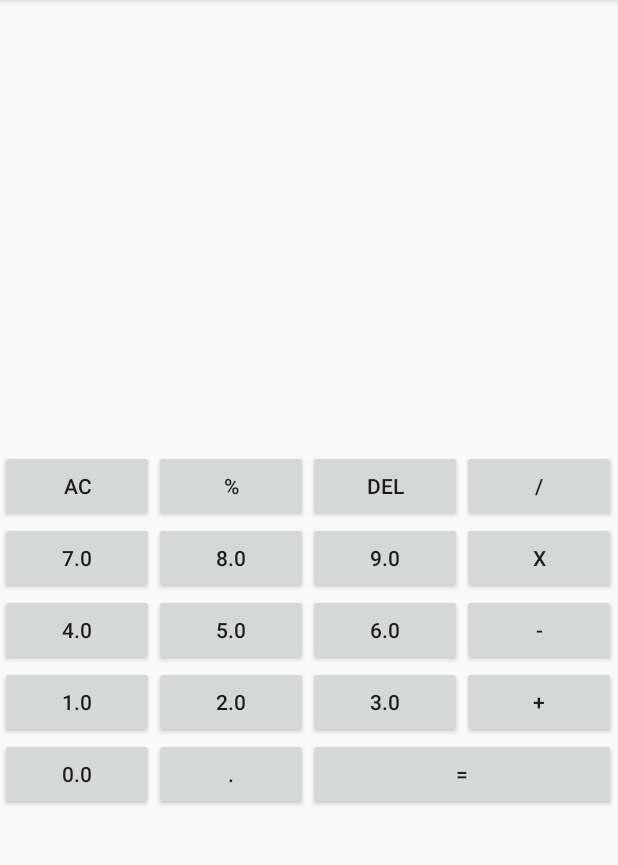
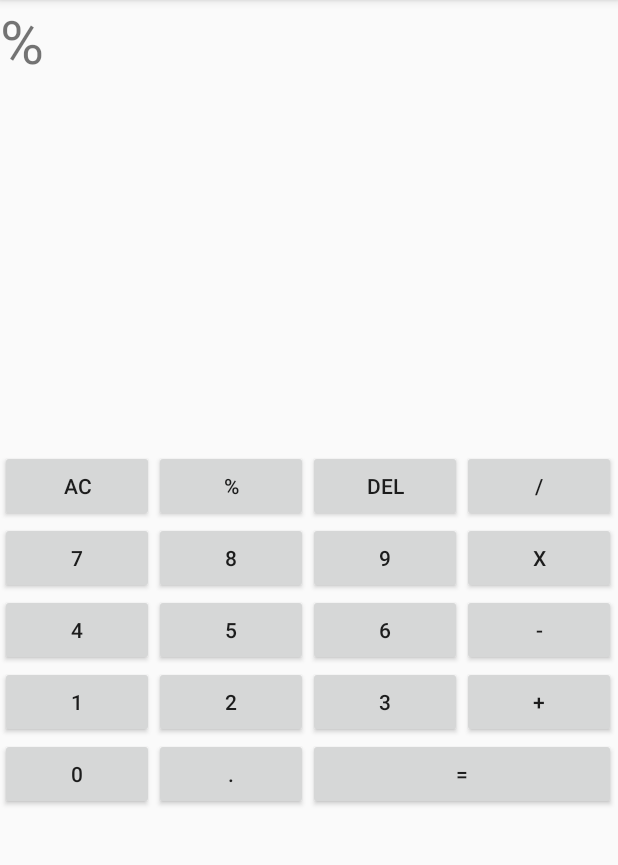
Before and after one commit to jackthh/Calculator, an Android app: the screen it shows after launch (MainActivity), after a tap on an icon or button, on a phone screen of 412 x 824 dp, the part 84-949 px from its top. Run offline under Robolectric (Android 15) with nearby library versions, the phone set to English and light mode, and no system bars.

Commit message:
Fix logical bugs

```diff
--- a/app/src/main/java/com/example/gemyni/calculatordemo/IoString.java
+++ b/app/src/main/java/com/example/gemyni/calculatordemo/IoString.java
@@ -6,19 +6,19 @@ public class IoString {
     private LinkedList<String> dataString = new LinkedList<>();
     private int previousNumSize, nextNumSize;
 
-    void Add (String str) {
-        this.dataString.addLast(str);
+    void Add(String str) {
+        this.dataString.add(str);
     }
 
-    void SetData (int index, String str) {
+    void SetData(int index, String str) {
         this.dataString.set(index, str);
     }
 
     String GetData() {
         // shouldn't use this.dataString.toString() cause it surrounds result by "[" and "]"
         String data = "";
-        for (int i = 0; i <= this.dataString.size(); i++) {
-            data += this.dataString.get(i).toString();
+        for (int i = 0; i < this.dataString.size(); i++) {
+            data += this.dataString.get(i);
         }
         return data;
     }
@@ -39,6 +39,9 @@ public class IoString {
             if (this.dataString.get(i) != "*" && this.dataString.get(i) != "/" && this.dataString.get(i) != "+"
                     && this.dataString.get(i) != "-") {
                 previousNumber = this.dataString.get(i) + previousNumber;
+                if (i == 0) {
+                    this.previousNumSize = index - i;
+                }
             } else {
                 // calculate size of number
                 this.previousNumSize = index - i - 1;
@@ -54,10 +57,13 @@ public class IoString {
         int i = index + 1;
         String nextNumber = "";
         // scan for the previous number
-        while (i <= this.dataString.size()) {
+        while (i < this.dataString.size()) {
             if (this.dataString.get(i) != "*" && this.dataString.get(i) != "/" && this.dataString.get(i) != "+"
                     && this.dataString.get(i) != "-") {
                 nextNumber += this.dataString.get(i);
+                if (this.dataString.size() - i == 1) {
+                    this.nextNumSize = i - index;
+                }
             } else {
                 // calculate size of number
                 this.nextNumSize = i - index - 1;
@@ -69,19 +75,17 @@ public class IoString {
         return Double.parseDouble(nextNumber);
     }
 
-    void Clear()
-    {
+    void Clear() {
         this.dataString.clear();
     }
 
-    void BackSpace()
-    {
+    void BackSpace() {
         this.dataString.removeLast();
     }
 
     void RemoveBesideNumbers(int index) {
-        for (int i = this.nextNumSize; i >= 1; i --) {
-            this.dataString.remove(index +i);
+        for (int i = this.nextNumSize; i >= 1; i--) {
+            this.dataString.remove(index + i);
         }
         for (int i = 0; i < this.previousNumSize; i++) {
             this.dataString.remove(index - 1);
--- a/app/src/main/java/com/example/gemyni/calculatordemo/MainActivity.java
+++ b/app/src/main/java/com/example/gemyni/calculatordemo/MainActivity.java
@@ -7,16 +7,17 @@ import android.widget.Button;
 import android.widget.TableLayout;
 import android.widget.TableRow;
 import android.widget.TextView;
+import android.widget.Toast;
 
 import java.util.LinkedList;
 
 public class MainActivity extends AppCompatActivity implements View.OnClickListener {
     TextView tvDisplay;
     TableLayout tbl;
-    Button btnAC, btnPercent, btnDel, btnDivide, btnX, btnSub, btnAdd, btnEqual;
+    Button btnAC, btnPercent, btnPoint, btnDel, btnDivide, btnX, btnSub, btnAdd, btnEqual;
     TableRow tblRow3, tblRow4, tblRow5, tblRow6;
     Button[] numberBtn;
-    IoString data;
+    IoString data = new IoString();
 
     @Override
     protected void onCreate(Bundle savedInstanceState) {
@@ -31,6 +32,9 @@ public class MainActivity extends AppCompatActivity implements View.OnClickListe
 
         btnPercent = findViewById(R.id.btnPercent);
         btnPercent.setOnClickListener(this);
+
+        btnPoint = findViewById(R.id.btnPoint);
+        btnPoint.setOnClickListener(this);
 
         btnEqual = findViewById(R.id.btnEqual);
         btnEqual.setOnClickListener(this);
@@ -58,8 +62,8 @@ public class MainActivity extends AppCompatActivity implements View.OnClickListe
         numberBtn = new Button[10];
         for (int i = 0; i < 10; i++) {
             numberBtn[i] = new Button(this);
-            numberBtn[i].setId(123123 + i);
-            numberBtn[i].setText(Double.toString(i));
+            numberBtn[i].setId(321321 + i);
+            numberBtn[i].setText(Integer.toString(i));
             numberBtn[i].setOnClickListener(this);
         }
         tblRow3.addView(numberBtn[7], 0);
@@ -84,7 +88,7 @@ public class MainActivity extends AppCompatActivity implements View.OnClickListe
         // Check whether button is number button or not
         for (int i = 0; i < 10; i++) {
             if (v.getId() == numberBtn[i].getId()) {
-                data.Add(numberBtn[i].getText().toString());
+                data.Add((numberBtn[i].getText()).toString());
 //                isNum = true;
             }
         }
@@ -110,6 +114,9 @@ public class MainActivity extends AppCompatActivity implements View.OnClickListe
                 break;
             case R.id.btnPercent:
                 data.Add("%");
+                break;
+            case R.id.btnPoint:
+                data.Add(".");
                 break;
             case R.id.btnSubtract:
                 data.Add("-");
@@ -171,4 +178,5 @@ public class MainActivity extends AppCompatActivity implements View.OnClickListe
             }
         }
     }
+
 }
--- a/app/src/main/res/layout/activity_main.xml
+++ b/app/src/main/res/layout/activity_main.xml
@@ -15,6 +15,7 @@
         <TextView
             android:id="@+id/tvDisplay"
             android:layout_width="match_parent"
+            android:layout_span="4"
             android:layout_height="300dp"
             android:layout_gravity="center_vertical"
             android:textSize="40sp" />
@@ -64,7 +65,7 @@
     <TableRow
         android:id="@+id/tblRow6">
         <Button
-            android:id="@+id/btn."
+            android:id="@+id/btnPoint"
             android:text="."/>
         <Button
             android:id="@+id/btnEqual"
```
